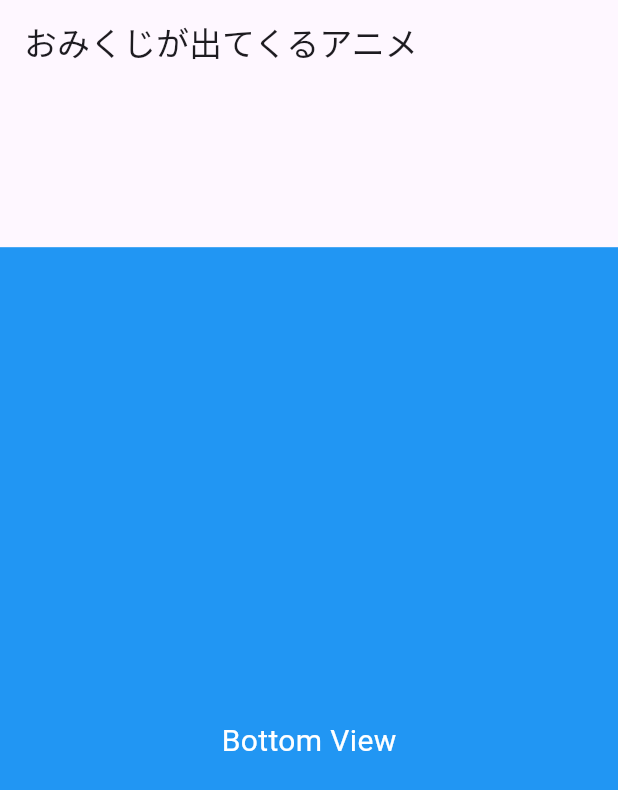
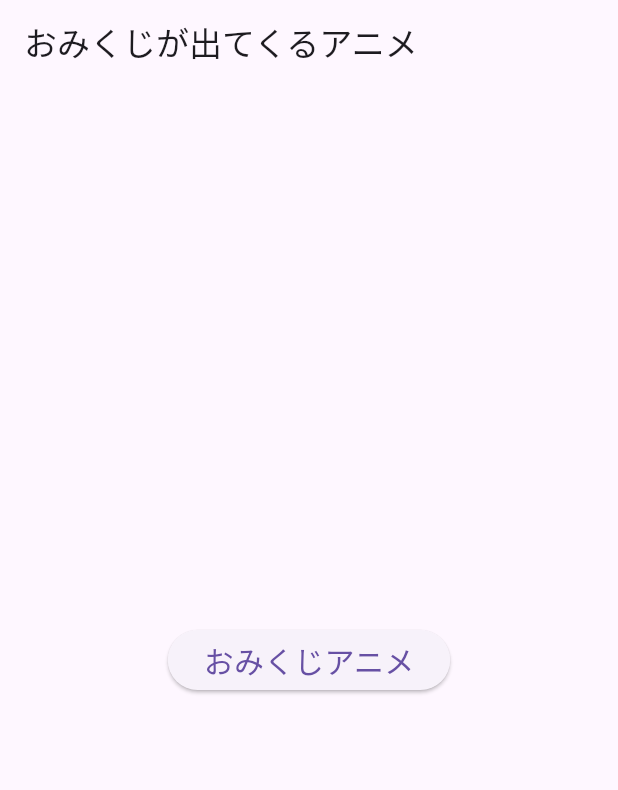
Before and after one commit to oka-teruhiro/sanchu6h, a Flutter app: the screen it shows after launch, on a phone screen of 412 x 824 dp. Shown: the top 790 px of the screen. Run offline on Flutter 3.47's test engine with Material 3 defaults, Android fonts, the light colour scheme and no system bars.

Commit message:
6: ボタンをタップすると、ボトムビューが現れる

```diff
--- a/lib/main.dart
+++ b/lib/main.dart
@@ -48,7 +48,8 @@ class BottomViewAnimation extends StatefulWidget {
   BottomViewAnimationState createState() => BottomViewAnimationState();
 }
 
-class BottomViewAnimationState extends State<BottomViewAnimation> with SingleTickerProviderStateMixin {
+class BottomViewAnimationState extends State<BottomViewAnimation> with
+    SingleTickerProviderStateMixin {
   late AnimationController _controller;
   late Animation<Offset> _offsetAnimation;
 
@@ -56,7 +57,7 @@ class BottomViewAnimationState extends State<BottomViewAnimation> with SingleTic
   void initState() {
     super.initState();
     _controller = AnimationController(
-      duration: const Duration(seconds: 3),
+      duration: const Duration(seconds: 3), // ３秒かけてボトムビューが現れる
       vsync: this,
     );
 
@@ -68,7 +69,7 @@ class BottomViewAnimationState extends State<BottomViewAnimation> with SingleTic
       curve: Curves.easeInOut,
     ));
 
-    _controller.forward();
+    //_controller.forward(); //todo:変更
   }
 
   @override
@@ -77,13 +78,32 @@ class BottomViewAnimationState extends State<BottomViewAnimation> with SingleTic
     super.dispose();
   }
 
+  void _startAnimation() {
+    _controller.forward();
+  }
+
   @override
   Widget build(BuildContext context) {
     final double screenHeight = MediaQuery.of(context).size.height;
-    final double bottomViewHeight = screenHeight * 4 / 5;
+    final double bottomViewHeight = screenHeight * 4 / 5; // ボトムびゅうーの高さ4/5に調整
     return Stack(
       children: [
         const Center(child: Text('Main Content')),
+
+        // おみくじアニメボタンを配置
+        Align(
+          alignment: Alignment.center,
+          child: ElevatedButton(
+              onPressed: _startAnimation,
+              child: const Text(
+                  'おみくじアニメ',
+                style: TextStyle(
+                  fontSize: 20,
+                ),
+              ),
+          ),
+        ),
+
         Align(
           alignment: Alignment.bottomCenter,
           child: SlideTransition(
@@ -92,12 +112,22 @@ class BottomViewAnimationState extends State<BottomViewAnimation> with SingleTic
               //height: 200,
               height: bottomViewHeight,
               color: Colors.blue,
-              child: const Center(
-                  child: Text('Bottom View',
-                      style: TextStyle(
-                          color: Colors.white,
-                          fontSize: 20,
-                      ))),
+              child: Center(
+                  child: Column(
+                    children: [
+                      const Text('天からのメッセージをお伝えします',
+                          style: TextStyle(
+                              color: Colors.white,
+                              fontSize: 20,
+                          )),
+                      const SizedBox(height: 20,),
+                      SizedBox(
+                        height: bottomViewHeight * 4 / 5,
+                        child: Image.asset('assets/images/x6.jpg'),
+                      ),
+
+                    ],
+                  )),
             ),
           ),
         ),
--- a/pubspec.yaml
+++ b/pubspec.yaml
@@ -16,6 +16,6 @@ flutter:
   uses-material-design: true
 
   # To add assets to your application, add an assets section, like this:
-  # assets:
-  #   - images/a_dot_burr.jpeg
+  assets:
+    - assets/images/x6.jpg
   #   - images/a_dot_ham.jpeg
```
Also changed, not shown: assets/images/x6.jpg (added).
